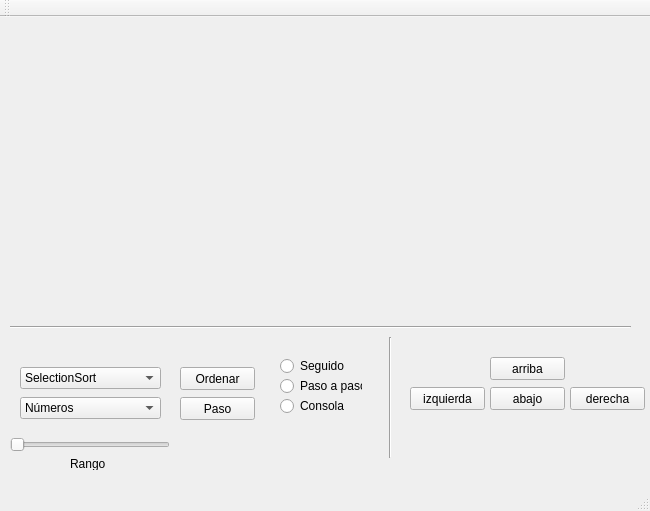
Qt form mainwindow.ui (KendallTencio/PR1C-Ordenamientos) before a commit.
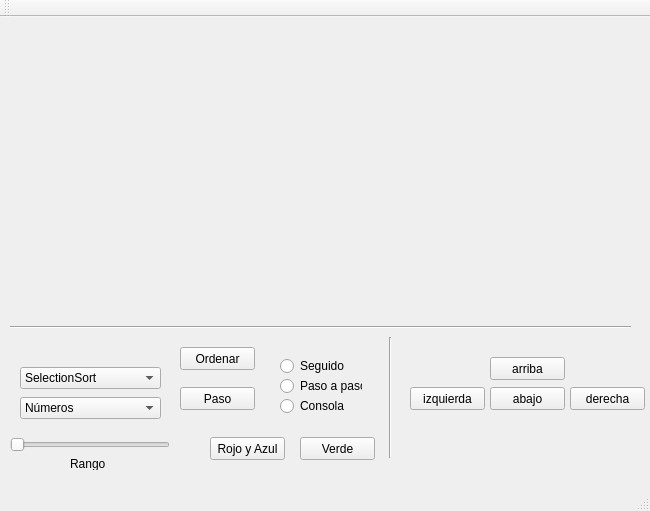
The same form after that commit. Icons and pictures are not drawn.

Commit message: Verde/Rojo y Azul

```diff
--- a/mainwindow.ui
+++ b/mainwindow.ui
@@ -107,14 +107,14 @@
    <widget class="QPushButton" name="pushButton">
     <property name="geometry">
      <rect>
-      <x>180</x>
-      <y>350</y>
+      <x>210</x>
+      <y>420</y>
       <width>75</width>
       <height>23</height>
      </rect>
     </property>
     <property name="text">
-     <string>Ordenar</string>
+     <string>Rojo y Azul</string>
     </property>
    </widget>
    <widget class="QRadioButton" name="radioButton">
@@ -293,8 +293,34 @@
    <widget class="QPushButton" name="pushButton_2">
     <property name="geometry">
      <rect>
+      <x>300</x>
+      <y>420</y>
+      <width>75</width>
+      <height>23</height>
+     </rect>
+    </property>
+    <property name="text">
+     <string>Verde</string>
+    </property>
+   </widget>
+   <widget class="QPushButton" name="pushButton_3">
+    <property name="geometry">
+     <rect>
       <x>180</x>
-      <y>380</y>
+      <y>330</y>
+      <width>75</width>
+      <height>23</height>
+     </rect>
+    </property>
+    <property name="text">
+     <string>Ordenar</string>
+    </property>
+   </widget>
+   <widget class="QPushButton" name="pushButton_4">
+    <property name="geometry">
+     <rect>
+      <x>180</x>
+      <y>370</y>
       <width>75</width>
       <height>23</height>
      </rect>
```
The commit also changes 2 other files.
